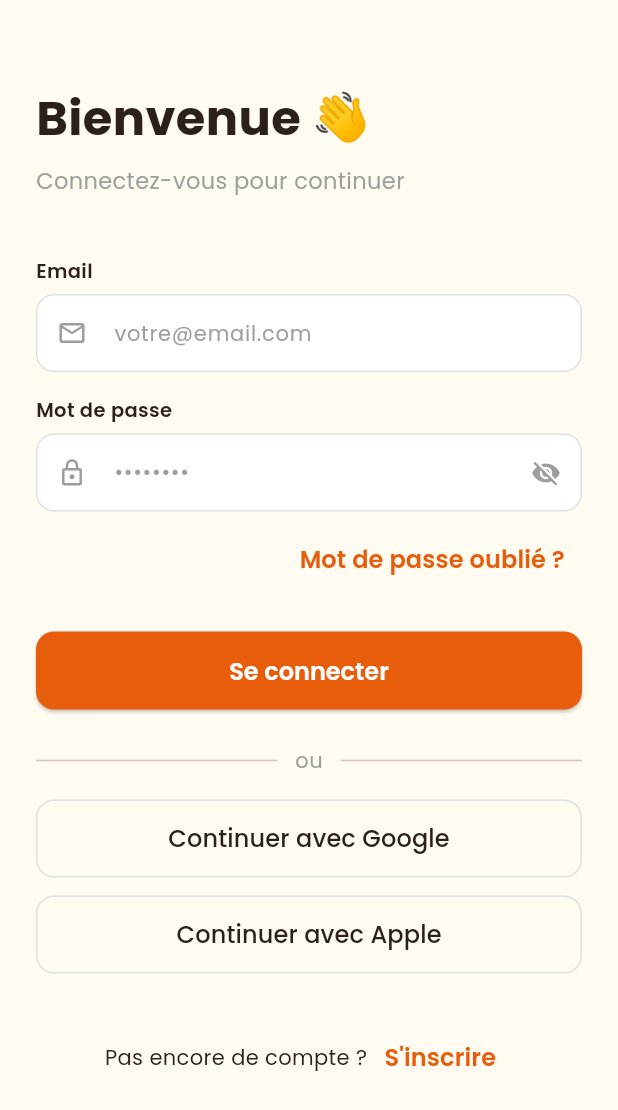
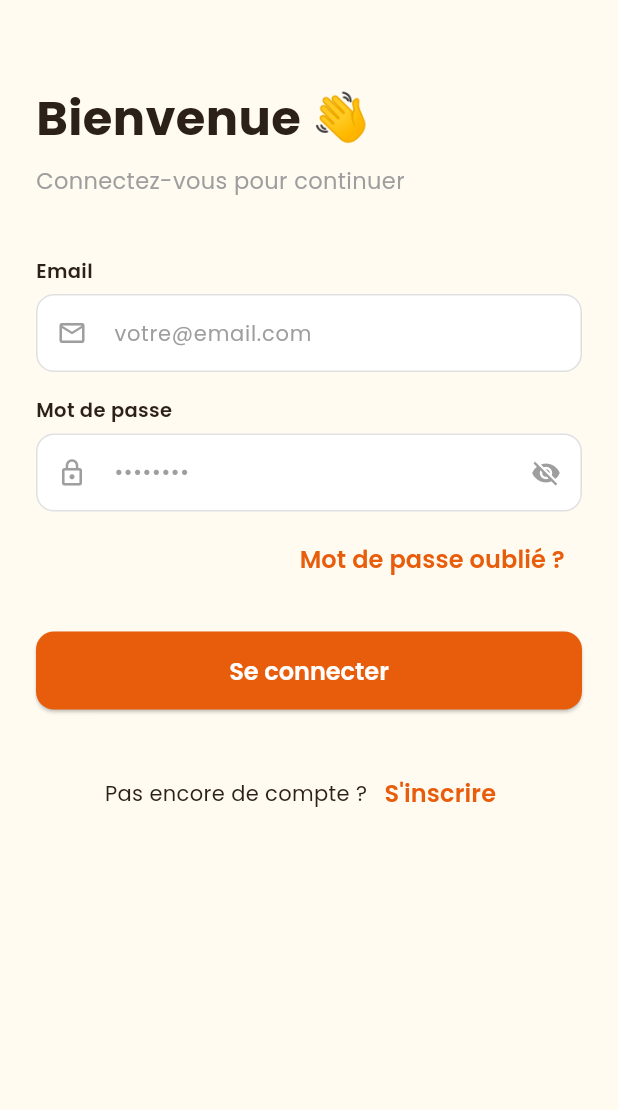
Before and after one commit to anasbenrjab/Projet_D-veloppement_Mobile_5SAE1, a Flutter app: the screen it shows after launch, on a phone screen of 412 x 824 dp. Shown: the top 1110 px of the screen. Run offline on Flutter 3.47's test engine with Material 3 defaults, Android fonts, the phone set to English and light mode, and no system bars; our stand-ins replace flutter_riverpod, flutter_secure_storage, google_fonts, image_picker, sqflite, sqflite_common_ffi_web; missing offline and left inert: cryptography; accounts and stored records are empty.

Commit message:
fix(ui): remove social-login and search placeholders, show favorites instead of fake nearby list

```diff
--- a/tablego/lib/features/auth/presentation/screens/login_screen.dart
+++ b/tablego/lib/features/auth/presentation/screens/login_screen.dart
@@ -110,32 +110,6 @@ class _LoginScreenState extends ConsumerState<LoginScreen> {
                   onPressed: _submit,
                   isLoading: isLoading,
                 ),
-                const SizedBox(height: 24),
-                // Divider
-                Row(children: [
-                  const Expanded(child: Divider()),
-                  Padding(
-                    padding: const EdgeInsets.symmetric(horizontal: 12),
-                    child: Text('ou',
-                        style: TextStyle(color: AppColors.grey500)),
-                  ),
-                  const Expanded(child: Divider()),
-                ]),
-                const SizedBox(height: 16),
-                // Social login is not available in this local-only build.
-                _SocialButton(
-                  label: 'Continuer avec Google',
-                  iconPath: 'G',
-                  onTap: () => ScaffoldMessenger.of(context).showSnackBar(
-                      const SnackBar(content: Text('Bientôt disponible'))),
-                ),
-                const SizedBox(height: 12),
-                _SocialButton(
-                  label: 'Continuer avec Apple',
-                  iconPath: '',
-                  onTap: () => ScaffoldMessenger.of(context).showSnackBar(
-                      const SnackBar(content: Text('Bientôt disponible'))),
-                ),
                 const SizedBox(height: 32),
                 // [Wrap] instead of [Row] so the two elements stack on narrow
                 // widths instead of overflowing.
@@ -164,29 +138,3 @@ class _LoginScreenState extends ConsumerState<LoginScreen> {
     );
   }
 }
-
-class _SocialButton extends StatelessWidget {
-  const _SocialButton(
-      {required this.label, required this.iconPath, required this.onTap});
-  final String label, iconPath;
-  final VoidCallback onTap;
-
-  @override
-  Widget build(BuildContext context) {
-    return SizedBox(
-      height: 52,
-      width: double.infinity,
-      child: OutlinedButton(
-        onPressed: onTap,
-        style: OutlinedButton.styleFrom(
-          side: const BorderSide(color: AppColors.grey300),
-          shape: RoundedRectangleBorder(
-              borderRadius: BorderRadius.circular(12)),
-        ),
-        child: Text(label,
-            style: const TextStyle(
-                color: AppColors.textDark, fontWeight: FontWeight.w500)),
-      ),
-    );
-  }
-}
```
Also changed, not shown: tablego/lib/features/auth/presentation/screens/client_home_screen.dart (+32 -36 lines).
